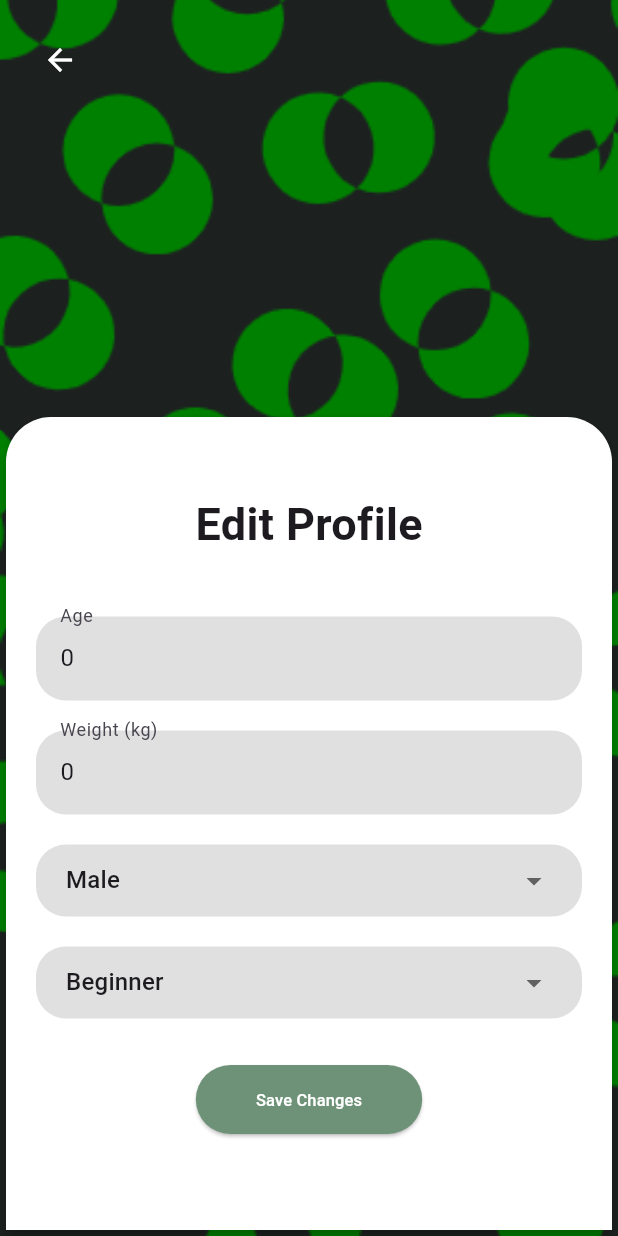
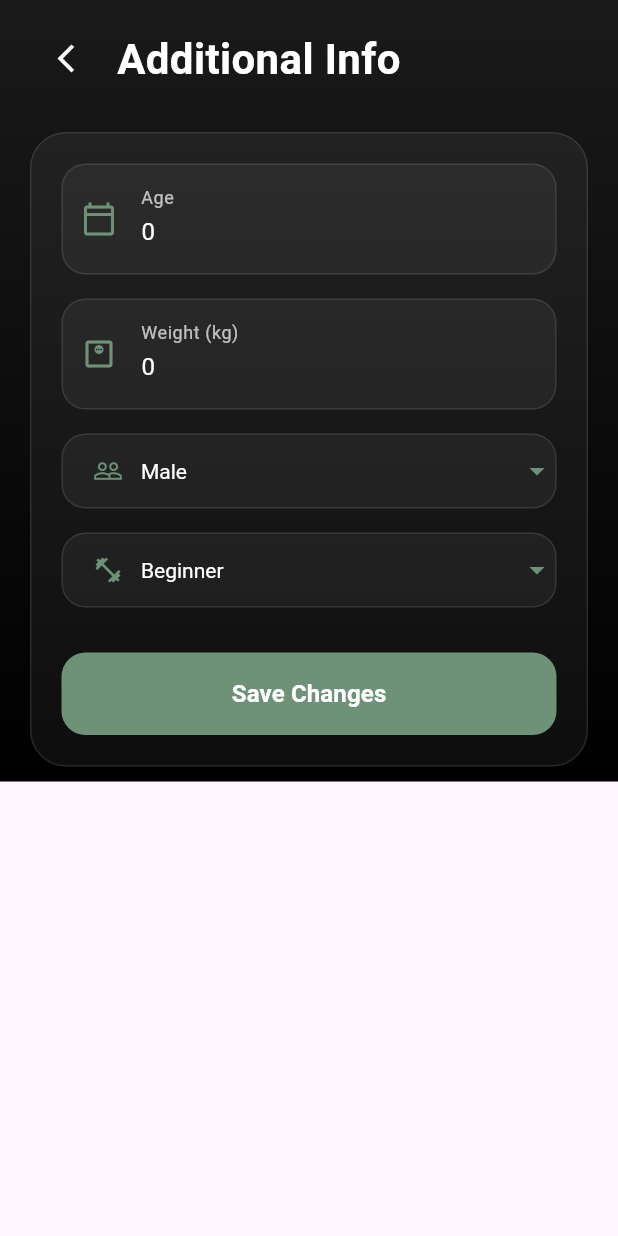
Before and after one commit to mrzaazhar/ThatsFitNew, a Flutter app: the EditProfilePage screen opened directly, on a phone screen of 412 x 824 dp. Run offline on Flutter 3.47's test engine with Material 3 defaults, Android fonts, the phone set to English and light mode, and no system bars; our stand-ins replace carousel_slider, cloud_firestore, firebase_auth, firebase_core, google_nav_bar, sensors_plus; missing offline and left inert: firebase_core_platform_interface; accounts and stored records are empty; Roboto replaces fonts that are missing (DM Sans, Poppins, aileron).

Commit message:
improve edit profile UI

```diff
--- a/lib/edit_profile2.dart
+++ b/lib/edit_profile2.dart
@@ -15,7 +15,11 @@ class _EditProfilePageState extends State<EditProfilePage> {
   String _selectedExperience = 'Beginner';
 
   final List<String> _genders = ['Male', 'Female'];
-  final List<String> _experienceLevels = ['Beginner', 'Intermediate', 'Advanced'];
+  final List<String> _experienceLevels = [
+    'Beginner',
+    'Intermediate',
+    'Advanced'
+  ];
 
   @override
   void initState() {
@@ -68,28 +72,35 @@ class _EditProfilePageState extends State<EditProfilePage> {
 
       if (age == null || weight == null) {
         ScaffoldMessenger.of(context).showSnackBar(
-          SnackBar(content: Text('Please enter valid numbers for age and weight')),
+          SnackBar(
+              content: Text('Please enter valid numbers for age and weight')),
         );
         return;
       }
 
       if (age < 13 || age > 100) {
         ScaffoldMessenger.of(context).showSnackBar(
-          SnackBar(content: Text('Please enter a valid age between 13 and 100')),
+          SnackBar(
+              content: Text('Please enter a valid age between 13 and 100')),
         );
         return;
       }
 
       if (weight < 30 || weight > 300) {
         ScaffoldMessenger.of(context).showSnackBar(
-          SnackBar(content: Text('Please enter a valid weight between 30 and 300 kg')),
+          SnackBar(
+              content:
+                  Text('Please enter a valid weight between 30 and 300 kg')),
         );
         return;
       }
 
       final user = FirebaseAuth.instance.currentUser;
       if (user != null) {
-        await FirebaseFirestore.instance.collection('users').doc(user.uid).update({
+        await FirebaseFirestore.instance
+            .collection('users')
+            .doc(user.uid)
+            .update({
           'age': age,
           'weight': weight,
           'gender': _selectedGender,
@@ -116,172 +127,126 @@ class _EditProfilePageState extends State<EditProfilePage> {
 
   @override
   Widget build(BuildContext context) {
+    final screenSize = MediaQuery.of(context).size;
+    final isSmallScreen = screenSize.width < 360;
+
     return Scaffold(
       body: Container(
         decoration: BoxDecoration(
-          color: Colors.black,
-          image: DecorationImage(
-            image: AssetImage('assets/PNG/background.png'),
-            fit: BoxFit.cover,
+          gradient: LinearGradient(
+            begin: Alignment.topCenter,
+            end: Alignment.bottomCenter,
+            colors: [
+              Color(0xFF1A1A1A),
+              Color(0xFF000000),
+            ],
           ),
         ),
+        child: SafeArea(
+          child: SingleChildScrollView(
             child: Column(
               children: [
-            // Back Button
-            Padding(
-              padding: const EdgeInsets.all(16.0),
-              child: Align(
-                alignment: Alignment.topLeft,
-                child: IconButton(
-                  icon: Icon(Icons.arrow_back, color: Colors.white),
+                // Header Section
+                Container(
+                  padding: EdgeInsets.symmetric(horizontal: 20, vertical: 15),
+                  child: Row(
+                    children: [
+                      IconButton(
+                        icon: Icon(Icons.arrow_back_ios_new,
+                            color: Colors.white, size: 22),
                         onPressed: () => Navigator.pop(context),
+                      ),
+                      SizedBox(width: 10),
+                      Text(
+                        'Additional Info',
+                        style: TextStyle(
+                          fontSize: isSmallScreen ? 24 : 28,
+                          fontWeight: FontWeight.bold,
+                          color: Colors.white,
+                          fontFamily: 'Poppins',
+                        ),
+                      ),
+                    ],
+                  ),
+                ),
+
+                // Profile Form Section
+                Container(
+                  margin: EdgeInsets.symmetric(horizontal: 20, vertical: 10),
+                  padding: EdgeInsets.all(20),
+                  decoration: BoxDecoration(
+                    color: Colors.white.withOpacity(0.05),
+                    borderRadius: BorderRadius.circular(24),
+                    border: Border.all(color: Colors.white.withOpacity(0.1)),
+                  ),
+                  child: Column(
+                    crossAxisAlignment: CrossAxisAlignment.start,
+                    children: [
+                      // Form Fields
+                      _buildTextField(
+                        controller: _ageController,
+                        label: 'Age',
+                        icon: Icons.calendar_today_outlined,
+                        keyboardType: TextInputType.number,
+                      ),
+                      SizedBox(height: 16),
+                      _buildTextField(
+                        controller: _weightController,
+                        label: 'Weight (kg)',
+                        icon: Icons.monitor_weight_outlined,
+                        keyboardType: TextInputType.number,
+                      ),
+                      SizedBox(height: 16),
+                      _buildDropdown(
+                        value: _selectedGender,
+                        label: 'Gender',
+                        icon: Icons.people_outline,
+                        items: _genders,
+                        onChanged: (String? value) {
+                          if (value != null) {
+                            setState(() => _selectedGender = value);
+                          }
+                        },
+                      ),
+                      SizedBox(height: 16),
+                      _buildDropdown(
+                        value: _selectedExperience,
+                        label: 'Experience Level',
+                        icon: Icons.fitness_center_outlined,
+                        items: _experienceLevels,
+                        onChanged: (String? value) {
+                          if (value != null) {
+                            setState(() => _selectedExperience = value);
+                          }
+                        },
+                      ),
+                      SizedBox(height: 30),
+
+                      // Save Button
+                      SizedBox(
+                        width: double.infinity,
+                        child: ElevatedButton(
+                          onPressed: () => _updateProfile(context),
+                          style: ElevatedButton.styleFrom(
+                            backgroundColor: Color(0xFF6e9277),
+                            foregroundColor: Colors.white,
+                            padding: EdgeInsets.symmetric(vertical: 16),
+                            shape: RoundedRectangleBorder(
+                              borderRadius: BorderRadius.circular(16),
+                            ),
+                            elevation: 0,
+                          ),
+                          child: Text(
+                            'Save Changes',
+                            style: TextStyle(
+                              fontSize: 16,
+                              fontWeight: FontWeight.w600,
+                              fontFamily: 'Poppins',
                             ),
                           ),
                         ),
-            Expanded(flex: 1, child: Container()),
-            Expanded(
-              flex: 0,
-              child: Container(
-                margin: EdgeInsets.zero,
-                height: 550,
-                width: 500,
-                child: Card(
-                  color: Colors.white,
-                  shape: RoundedRectangleBorder(
-                    borderRadius: BorderRadius.vertical(
-                      top: Radius.circular(30),
                       ),
-                  ),
-                  elevation: 5,
-                  child: Padding(
-                    padding: const EdgeInsets.all(20.0),
-                    child: Column(
-                      mainAxisAlignment: MainAxisAlignment.start,
-                      crossAxisAlignment: CrossAxisAlignment.center,
-                      children: [
-                        Container(
-                          margin: EdgeInsets.all(30),
-                          child: Text(
-                            'Edit Profile',
-                            style: TextStyle(
-                              fontSize: 30,
-                              fontWeight: FontWeight.bold,
-                              fontFamily: 'aileron',
-                            ),
-                          ),
-                        ),
-                        SizedBox(height: 10),
-                        // Age Field
-                        TextField(
-                          controller: _ageController,
-                          keyboardType: TextInputType.number,
-                          decoration: InputDecoration(
-                            labelText: 'Age',
-                            labelStyle: TextStyle(fontFamily: 'DM Sans'),
-                            filled: true,
-                            fillColor: Color(0xFFE0E0E0),
-                            border: OutlineInputBorder(
-                              borderRadius: BorderRadius.circular(20),
-                              borderSide: BorderSide.none,
-                            ),
-                          ),
-                        ),
-                        SizedBox(height: 20),
-                        // Weight Field
-                        TextField(
-                          controller: _weightController,
-                          keyboardType: TextInputType.number,
-                          decoration: InputDecoration(
-                            labelText: 'Weight (kg)',
-                            labelStyle: TextStyle(fontFamily: 'DM Sans'),
-                            filled: true,
-                            fillColor: Color(0xFFE0E0E0),
-                            border: OutlineInputBorder(
-                              borderRadius: BorderRadius.circular(20),
-                              borderSide: BorderSide.none,
-                            ),
-                          ),
-                        ),
-                        SizedBox(height: 20),
-                        // Gender Dropdown
-                        Container(
-                          padding: EdgeInsets.symmetric(horizontal: 20),
-                          decoration: BoxDecoration(
-                            color: Color(0xFFE0E0E0),
-                            borderRadius: BorderRadius.circular(20),
-                          ),
-                          child: DropdownButtonHideUnderline(
-                            child: DropdownButton<String>(
-                              value: _selectedGender,
-                              isExpanded: true,
-                              items: _genders.map((String gender) {
-                                return DropdownMenuItem<String>(
-                                  value: gender,
-                                  child: Text(
-                                    gender,
-                                    style: TextStyle(fontFamily: 'DM Sans'),
-                                  ),
-                                );
-                              }).toList(),
-                              onChanged: (String? newValue) {
-                                if (newValue != null) {
-                                  setState(() {
-                                    _selectedGender = newValue;
-                                  });
-                                }
-                              },
-                            ),
-                          ),
-                        ),
-                        SizedBox(height: 20),
-                        // Experience Level Dropdown
-                        Container(
-                          padding: EdgeInsets.symmetric(horizontal: 20),
-                          decoration: BoxDecoration(
-                            color: Color(0xFFE0E0E0),
-                            borderRadius: BorderRadius.circular(20),
-                          ),
-                          child: DropdownButtonHideUnderline(
-                            child: DropdownButton<String>(
-                              value: _selectedExperience,
-                              isExpanded: true,
-                              items: _experienceLevels.map((String level) {
-                                return DropdownMenuItem<String>(
-                                  value: level,
-                                  child: Text(
-                                    level,
-                                    style: TextStyle(fontFamily: 'DM Sans'),
-                                  ),
-                                );
-                              }).toList(),
-                              onChanged: (String? newValue) {
-                                if (newValue != null) {
-                                  setState(() {
-                                    _selectedExperience = newValue;
-                                  });
-                                }
-                              },
-                            ),
-                          ),
-                        ),
-                        SizedBox(height: 30),
-                        // Save Button
-                        ElevatedButton(
-                          onPressed: () => _updateProfile(context),
-                          child: Text(
-                            'Save Changes',
-                            style: TextStyle(
-                              fontSize: 11,
-                              fontFamily: 'DM Sans',
-                              color: Colors.white,
-                            ),
-                          ),
-                          style: ElevatedButton.styleFrom(
-                            backgroundColor: Color(0xFF6e9277),
-                            padding: EdgeInsets.symmetric(
-                              horizontal: 40,
-                              vertical: 15,
-                            ),
+                    ],
                   ),
                 ),
               ],
@@ -289,8 +254,75 @@ class _EditProfilePageState extends State<EditProfilePage> {
           ),
         ),
       ),
+    );
+  }
+
+  Widget _buildTextField({
+    required TextEditingController controller,
+    required String label,
+    required IconData icon,
+    TextInputType? keyboardType,
+  }) {
+    return Container(
+      decoration: BoxDecoration(
+        color: Colors.white.withOpacity(0.05),
+        borderRadius: BorderRadius.circular(16),
+        border: Border.all(color: Colors.white.withOpacity(0.1)),
       ),
+      child: TextField(
+        controller: controller,
+        keyboardType: keyboardType,
+        style: TextStyle(color: Colors.white, fontFamily: 'Poppins'),
+        decoration: InputDecoration(
+          labelText: label,
+          labelStyle: TextStyle(
+            color: Colors.white.withOpacity(0.7),
+            fontFamily: 'Poppins',
+          ),
+          prefixIcon: Icon(icon, color: Color(0xFF6e9277)),
+          border: InputBorder.none,
+          contentPadding: EdgeInsets.symmetric(horizontal: 20, vertical: 16),
+        ),
+      ),
+    );
+  }
+
+  Widget _buildDropdown({
+    required String value,
+    required String label,
+    required IconData icon,
+    required List<String> items,
+    required Function(String?) onChanged,
+  }) {
+    return Container(
+      decoration: BoxDecoration(
+        color: Colors.white.withOpacity(0.05),
+        borderRadius: BorderRadius.circular(16),
+        border: Border.all(color: Colors.white.withOpacity(0.1)),
+      ),
+      child: DropdownButtonHideUnderline(
+        child: DropdownButton<String>(
+          value: value,
+          isExpanded: true,
+          dropdownColor: Color(0xFF1A1A1A),
+          icon: Icon(Icons.arrow_drop_down, color: Color(0xFF6e9277)),
+          style: TextStyle(color: Colors.white, fontFamily: 'Poppins'),
+          items: items.map((String item) {
+            return DropdownMenuItem<String>(
+              value: item,
+              child: Padding(
+                padding: EdgeInsets.symmetric(horizontal: 20),
+                child: Row(
+                  children: [
+                    Icon(icon, color: Color(0xFF6e9277), size: 20),
+                    SizedBox(width: 12),
+                    Text(item),
                   ],
+                ),
+              ),
+            );
+          }).toList(),
+          onChanged: onChanged,
         ),
       ),
     );
```
Also changed, not shown: lib/edit_profile1.dart (+164 -122 lines). Lines whose indentation alone changed are shown as unchanged.
